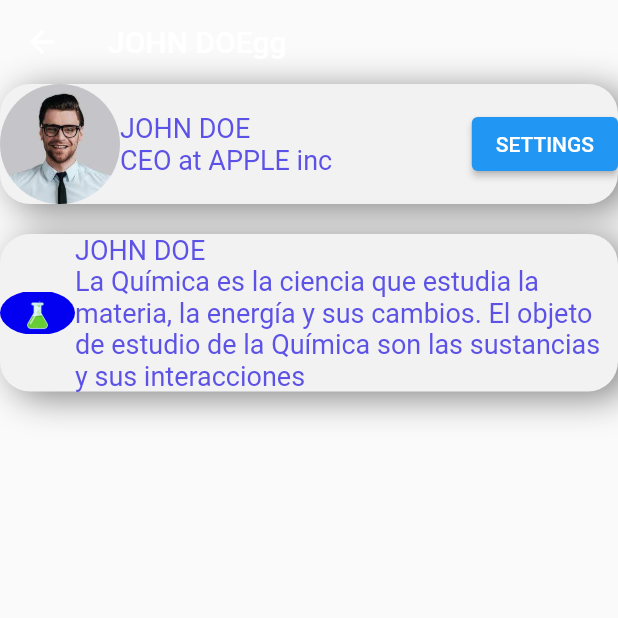
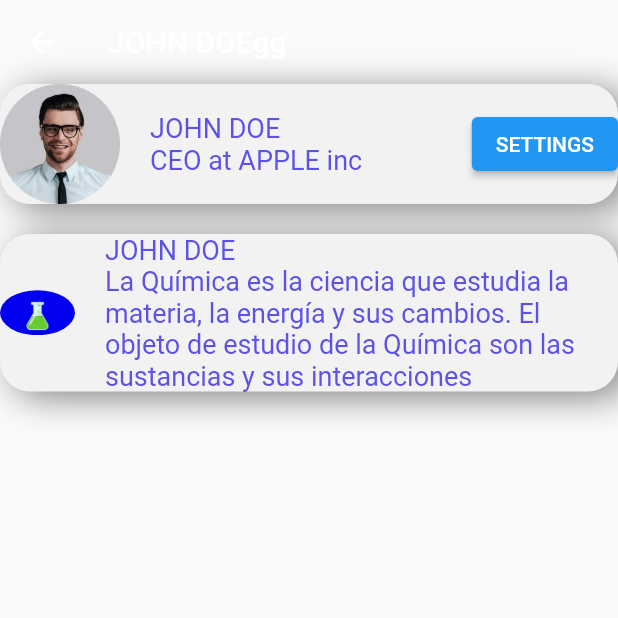
Before and after one commit to LADISLAOCOSTILLO/miercoles27092023, a Flutter app: the JohnPage screen opened directly, on a phone screen of 412 x 824 dp, the top half of it. Run offline on Flutter 3.47's test engine with Material 2 defaults, Android fonts, the phone set to English and light mode, and no system bars; our stand-ins replace google_fonts; network calls fail.

Commit message:
retoques del 2do box

```diff
--- a/lib/pages/john_page.dart
+++ b/lib/pages/john_page.dart
@@ -39,6 +39,8 @@
                     fit: BoxFit.cover,
                   ),
                 ),
+                SizedBox(width: 20),
+                SizedBox(height: 60),
                 Expanded(
                   child: Column(
                     crossAxisAlignment: CrossAxisAlignment.start,
@@ -89,9 +91,11 @@
                     "assets/image/quimis.jpg",
                     height: 30,
                     width: 50,
-                    //fit: BoxFit.cover,
+                    fit: BoxFit.cover,
                   ),
                 ),
+                SizedBox(width: 20),
+                SizedBox(height: 30),
                 Expanded(
                   child: Column(
                     crossAxisAlignment: CrossAxisAlignment.start,
```
